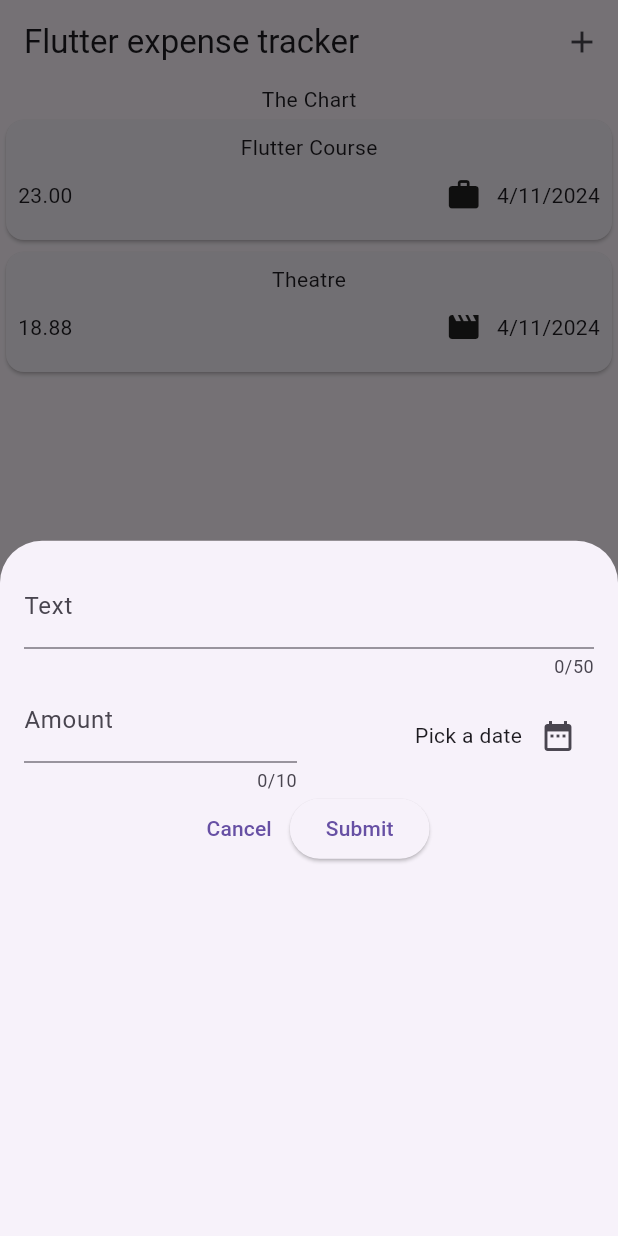
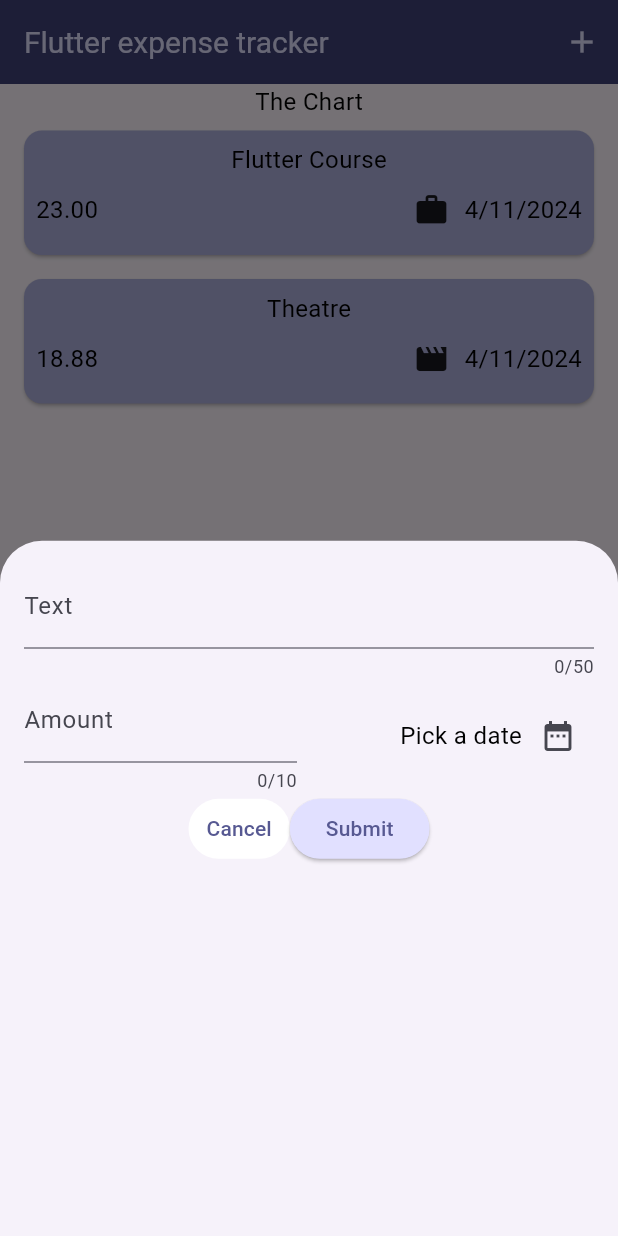
Before and after one commit to BilalDurmus08/expense_tracker_app, a Flutter app: the screen it shows after launch, after a tap on the "add" icon, on a phone screen of 412 x 824 dp. Run offline on Flutter 3.47's test engine with Material 3 defaults, Android fonts, the phone set to English and light mode, and no system bars.

Commit message:
Theme added

```diff
--- a/lib/main.dart
+++ b/lib/main.dart
@@ -1,8 +1,65 @@
 import 'package:flutter/material.dart';
 import 'package:expense_tracker/widgets/expenses.dart';
 
+var kColorScheme =
+    ColorScheme.fromSeed(seedColor: const Color.fromARGB(255, 62, 64, 134));
+var kDarkColorScheme =
+    ColorScheme.fromSeed(seedColor:const Color.fromARGB(255, 18, 64, 53));
+
 void main() {
-  runApp(const MaterialApp(
-    home: Expenses(),
-  ));
+  runApp(
+    MaterialApp(
+      darkTheme: ThemeData.dark().copyWith(
+        brightness: Brightness.dark,
+        colorScheme: kDarkColorScheme,
+        appBarTheme: const AppBarTheme().copyWith(
+          backgroundColor: kDarkColorScheme.onPrimaryContainer,
+          foregroundColor: kDarkColorScheme.primaryContainer,
+        ),
+        cardTheme: const CardTheme().copyWith(
+          color: kDarkColorScheme.primaryContainer,
+          margin: const EdgeInsets.symmetric(horizontal: 16, vertical: 8),
+        ),
+        elevatedButtonTheme: ElevatedButtonThemeData(
+          style: TextButton.styleFrom(
+              backgroundColor: kDarkColorScheme.primaryContainer),
+        ),
+        textButtonTheme: TextButtonThemeData(
+            style: TextButton.styleFrom(
+                backgroundColor: kDarkColorScheme.onSecondary)),
+        textTheme: const TextTheme().copyWith(
+          bodyMedium: TextStyle(fontSize: 16, color: kDarkColorScheme.scrim),
+          titleLarge: const TextStyle(
+            fontSize: 20,
+          ),
+        ),
+      ),
+      theme: ThemeData().copyWith(
+        brightness: Brightness.light,
+        colorScheme: kColorScheme,
+        appBarTheme: const AppBarTheme().copyWith(
+          backgroundColor: kColorScheme.onPrimaryContainer,
+          foregroundColor: kColorScheme.primaryContainer,
+        ),
+        cardTheme: const CardTheme().copyWith(
+          color: const Color.fromARGB(255, 174, 176, 223),
+          margin: const EdgeInsets.symmetric(horizontal: 16, vertical: 8),
+        ),
+        elevatedButtonTheme: ElevatedButtonThemeData(
+          style: TextButton.styleFrom(
+              backgroundColor: kColorScheme.primaryContainer),
+        ),
+        textButtonTheme: TextButtonThemeData(
+            style: TextButton.styleFrom(
+                backgroundColor: kColorScheme.onSecondary)),
+        textTheme: const TextTheme().copyWith(
+          bodyMedium: TextStyle(fontSize: 16, color: kColorScheme.scrim),
+          titleLarge: const TextStyle(
+            fontSize: 20,
+          ),
+        ),
+      ),
+      home: const Expenses(),
+    ),
+  );
 }
```
